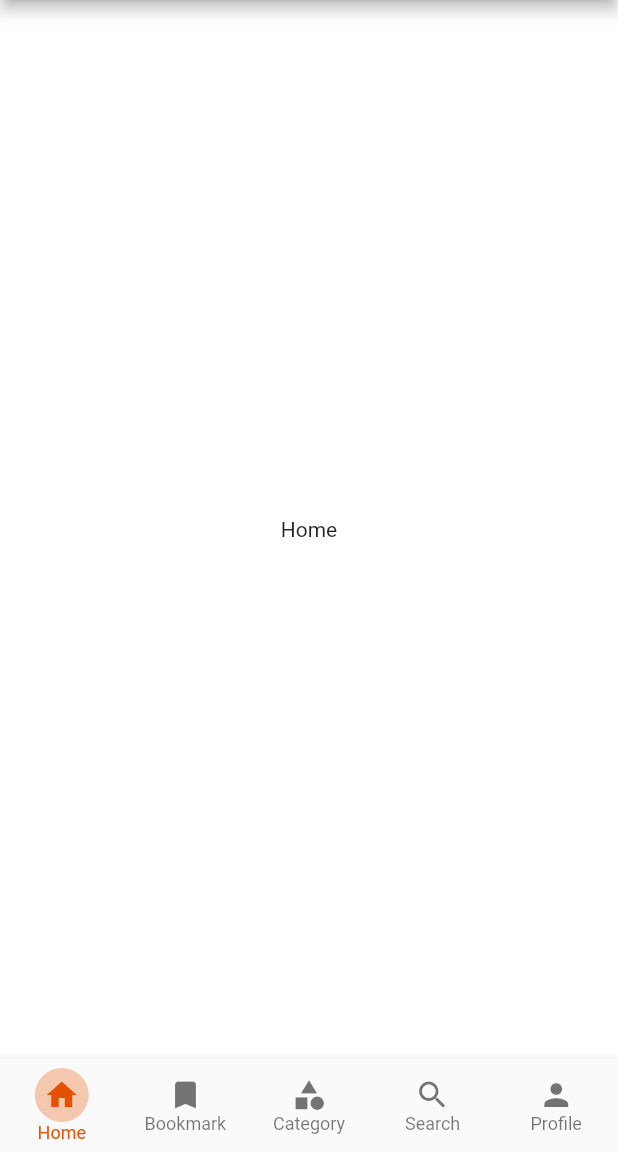
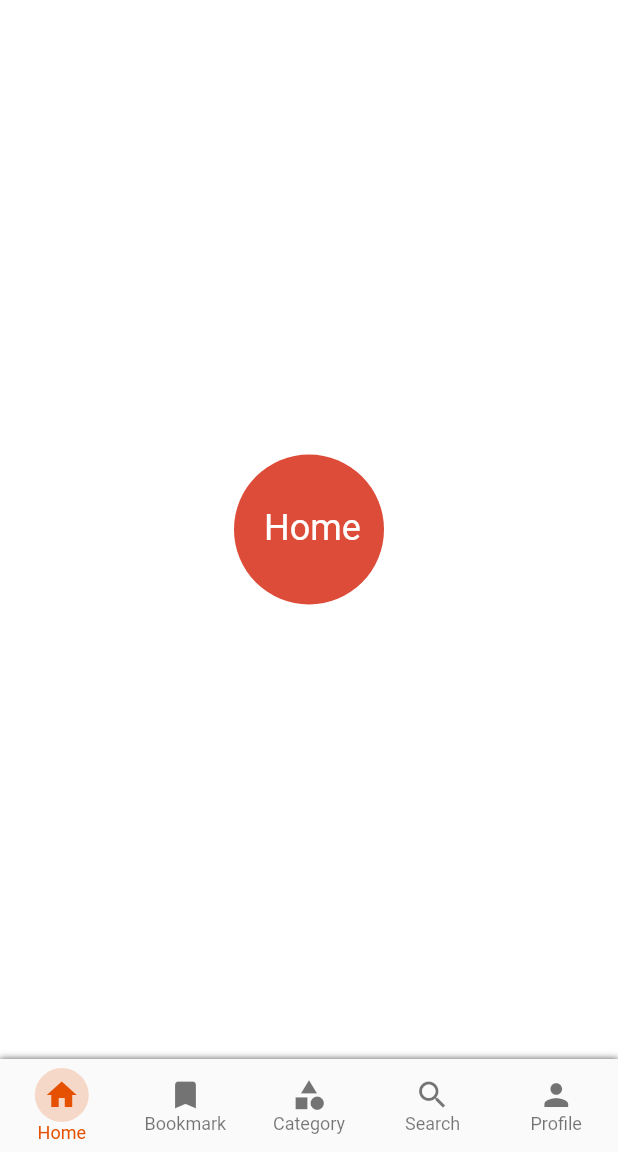
Before and after one commit to iamsamitdev/smart_news, a Flutter app: the screen it shows after launch, on a phone screen of 412 x 824 dp, the part 84-1236 px from its top. Run offline on Flutter 3.47's test engine with Material 2 defaults, Android fonts, the phone set to English and light mode, and no system bars.

Commit message:
update menu

```diff
--- a/lib/Screens/Bottomnavmenu/HomeFragment.dart
+++ b/lib/Screens/Bottomnavmenu/HomeFragment.dart
@@ -12,6 +12,8 @@ class _HomeFragmentState extends State<HomeFragment> {
     return Scaffold(
       appBar: AppBar(
         centerTitle: true,
+        elevation: 0,
+        backgroundColor: Colors.white,
         title: Text('Smart News',style: TextStyle(color: textColorSecondary),),
         actions: [
             IconButton(
@@ -82,7 +84,19 @@ class _HomeFragmentState extends State<HomeFragment> {
         ),
       ),
       body: Center(
-        child: Text('Home'),
+        child: Container(
+          margin: EdgeInsets.all(100.0),
+          width: 100.0,
+          height: 100.0,
+          decoration: BoxDecoration(
+            shape: BoxShape.circle,
+            color: googleColor,
+          ),
+          child: Padding(
+            padding: const EdgeInsets.only(top:35.0, left: 20.0,),
+            child: Text('Home', style: TextStyle(fontSize: 24, color: white_color),),
+          )
+        ),
       ),
     );
   }
--- a/lib/Screens/Dashboard/DashboardScreen.dart
+++ b/lib/Screens/Dashboard/DashboardScreen.dart
@@ -26,7 +26,16 @@ class _DashboardScreenState extends State<DashboardScreen> {
   @override
   Widget build(BuildContext context) {
     return Scaffold(
-      bottomNavigationBar: BottomNavigationBar(
+      bottomNavigationBar: Container(
+        decoration: BoxDecoration(
+          boxShadow: <BoxShadow>[
+            BoxShadow(
+              color: textColorSecondary,
+              blurRadius: 3,
+            ),
+          ],
+        ),
+        child: BottomNavigationBar(
           type: BottomNavigationBarType.fixed,
           currentIndex: selectedIndex,
           selectedFontSize: 12,
@@ -44,7 +53,7 @@ class _DashboardScreenState extends State<DashboardScreen> {
                 padding: EdgeInsets.all(6.0),
                 decoration: BoxDecoration(
                   shape: BoxShape.circle,
-                color: primaryColor.withOpacity(0.3),
+                  color: primaryColor.withOpacity(0.2),
                 ),
                 child: Icon(Icons.home, size: 24,),
               )
@@ -56,7 +65,7 @@ class _DashboardScreenState extends State<DashboardScreen> {
                 padding: EdgeInsets.all(6.0),
                 decoration: BoxDecoration(
                   shape: BoxShape.circle,
-                color: primaryColor.withOpacity(0.3),
+                  color: primaryColor.withOpacity(0.2),
                 ),
                 child: Icon(Icons.bookmark, size: 24,),
               )
@@ -68,7 +77,7 @@ class _DashboardScreenState extends State<DashboardScreen> {
                 padding: EdgeInsets.all(6.0),
                 decoration: BoxDecoration(
                   shape: BoxShape.circle,
-                color: primaryColor.withOpacity(0.3),
+                  color: primaryColor.withOpacity(0.2),
                 ),
                 child: Icon(Icons.category, size: 24,),
               )
@@ -80,7 +89,7 @@ class _DashboardScreenState extends State<DashboardScreen> {
                 padding: EdgeInsets.all(6.0),
                 decoration: BoxDecoration(
                   shape: BoxShape.circle,
-                color: primaryColor.withOpacity(0.3),
+                  color: primaryColor.withOpacity(0.2),
                 ),
                 child: Icon(Icons.search, size: 24,),
               )
@@ -92,12 +101,13 @@ class _DashboardScreenState extends State<DashboardScreen> {
                 padding: EdgeInsets.all(6.0),
                 decoration: BoxDecoration(
                   shape: BoxShape.circle,
-                color: primaryColor.withOpacity(0.3),
+                  color: primaryColor.withOpacity(0.2),
                 ),
                 child: Icon(Icons.person, size: 24,),
               )
             ),
           ]
+        ),
       ),
       body: SafeArea(
         child: pages[selectedIndex]
--- a/lib/main.dart
+++ b/lib/main.dart
@@ -16,6 +16,7 @@ class _MyAppState extends State<MyApp> {
   @override
   Widget build(BuildContext context) {
     return MaterialApp(
+      debugShowCheckedModeBanner: false,
       theme: AppTheme.lightTheme.copyWith(
         scaffoldBackgroundColor: Theme.of(context).cardTheme.color
       ),
```
Lines whose indentation alone changed are shown as unchanged.
